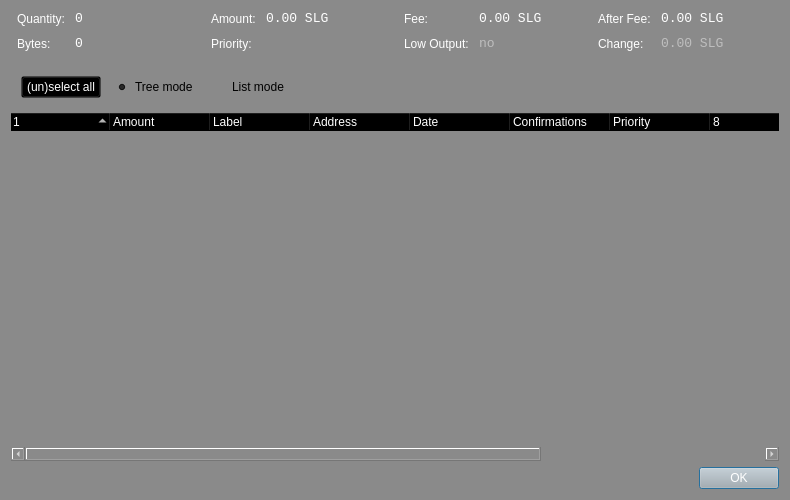
Before: the Qt Designer form src/qt/forms/coincontroldialog.ui in Sterlingcoin/Sterlingcoin-1.7-Release, drawn with Qt 5.
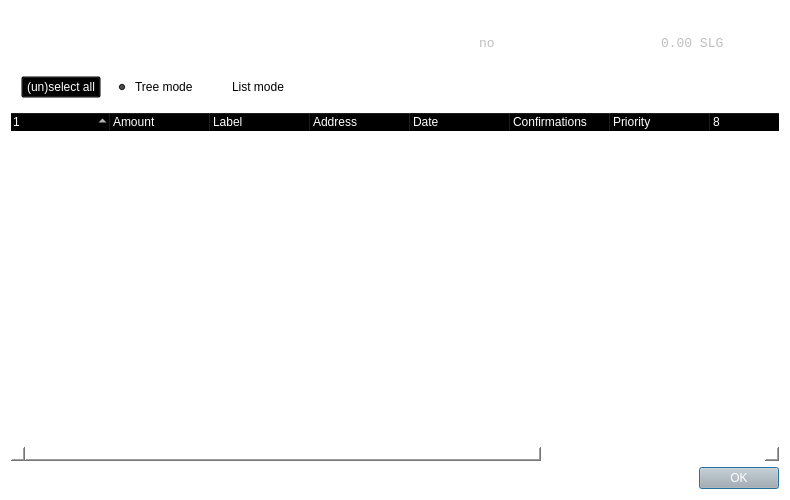
After: the same form once the commit is applied. Custom widgets are drawn as their Qt base class.

The edit to the form file:
```diff
--- a/src/qt/forms/coincontroldialog.ui
+++ b/src/qt/forms/coincontroldialog.ui
@@ -112,9 +112,9 @@
      <colorrole role="Window">
       <brush brushstyle="SolidPattern">
        <color alpha="255">
-        <red>138</red>
-        <green>138</green>
-        <blue>138</blue>
+        <red>255</red>
+        <green>255</green>
+        <blue>255</blue>
        </color>
       </brush>
      </colorrole>
@@ -127,21 +127,12 @@
        </color>
       </brush>
      </colorrole>
-     <colorrole role="AlternateBase">
-      <brush brushstyle="SolidPattern">
-       <color alpha="255">
-        <red>196</red>
-        <green>196</green>
-        <blue>196</blue>
-       </color>
-      </brush>
-     </colorrole>
      <colorrole role="ToolTipBase">
       <brush brushstyle="SolidPattern">
        <color alpha="255">
-        <red>138</red>
-        <green>138</green>
-        <blue>138</blue>
+        <red>0</red>
+        <green>0</green>
+        <blue>0</blue>
        </color>
       </brush>
      </colorrole>
@@ -249,9 +240,9 @@
      <colorrole role="Window">
       <brush brushstyle="SolidPattern">
        <color alpha="255">
-        <red>138</red>
-        <green>138</green>
-        <blue>138</blue>
+        <red>255</red>
+        <green>255</green>
+        <blue>255</blue>
        </color>
       </brush>
      </colorrole>
@@ -264,21 +255,12 @@
        </color>
       </brush>
      </colorrole>
-     <colorrole role="AlternateBase">
-      <brush brushstyle="SolidPattern">
-       <color alpha="255">
-        <red>196</red>
-        <green>196</green>
-        <blue>196</blue>
-       </color>
-      </brush>
-     </colorrole>
      <colorrole role="ToolTipBase">
       <brush brushstyle="SolidPattern">
        <color alpha="255">
-        <red>138</red>
-        <green>138</green>
-        <blue>138</blue>
+        <red>0</red>
+        <green>0</green>
+        <blue>0</blue>
        </color>
       </brush>
      </colorrole>
@@ -377,18 +359,18 @@
      <colorrole role="Base">
       <brush brushstyle="SolidPattern">
        <color alpha="255">
-        <red>138</red>
-        <green>138</green>
-        <blue>138</blue>
+        <red>255</red>
+        <green>255</green>
+        <blue>255</blue>
        </color>
       </brush>
      </colorrole>
      <colorrole role="Window">
       <brush brushstyle="SolidPattern">
        <color alpha="255">
-        <red>138</red>
-        <green>138</green>
-        <blue>138</blue>
+        <red>255</red>
+        <green>255</green>
+        <blue>255</blue>
        </color>
       </brush>
      </colorrole>
@@ -401,21 +383,12 @@
        </color>
       </brush>
      </colorrole>
-     <colorrole role="AlternateBase">
-      <brush brushstyle="SolidPattern">
-       <color alpha="255">
-        <red>138</red>
-        <green>138</green>
-        <blue>138</blue>
-       </color>
-      </brush>
-     </colorrole>
      <colorrole role="ToolTipBase">
       <brush brushstyle="SolidPattern">
        <color alpha="255">
-        <red>138</red>
-        <green>138</green>
-        <blue>138</blue>
+        <red>0</red>
+        <green>0</green>
+        <blue>0</blue>
        </color>
       </brush>
      </colorrole>
@@ -2330,33 +2303,24 @@
           </color>
          </brush>
         </colorrole>
-        <colorrole role="AlternateBase">
-         <brush brushstyle="SolidPattern">
-          <color alpha="255">
-           <red>196</red>
-           <green>196</green>
-           <blue>196</blue>
-          </color>
-         </brush>
-        </colorrole>
         <colorrole role="ToolTipBase">
          <brush brushstyle="SolidPattern">
           <color alpha="255">
-           <red>255</red>
-           <green>255</green>
-           <blue>220</blue>
-          </color>
-         </brush>
-        </colorrole>
-        <colorrole role="ToolTipText">
-         <brush brushstyle="SolidPattern">
-          <color alpha="255">
            <red>0</red>
            <green>0</green>
            <blue>0</blue>
           </color>
          </brush>
         </colorrole>
+        <colorrole role="ToolTipText">
+         <brush brushstyle="SolidPattern">
+          <color alpha="255">
+           <red>255</red>
+           <green>255</green>
+           <blue>255</blue>
+          </color>
+         </brush>
+        </colorrole>
        </active>
        <inactive>
         <colorrole role="WindowText">
@@ -2467,15 +2431,6 @@
           </color>
          </brush>
         </colorrole>
-        <colorrole role="AlternateBase">
-         <brush brushstyle="SolidPattern">
-          <color alpha="255">
-           <red>196</red>
-           <green>196</green>
-           <blue>196</blue>
-          </color>
-         </brush>
-        </colorrole>
         <colorrole role="ToolTipBase">
          <brush brushstyle="SolidPattern">
           <color alpha="255">
@@ -2604,33 +2559,24 @@
           </color>
          </brush>
         </colorrole>
-        <colorrole role="AlternateBase">
-         <brush brushstyle="SolidPattern">
-          <color alpha="255">
-           <red>138</red>
-           <green>138</green>
-           <blue>138</blue>
-          </color>
-         </brush>
-        </colorrole>
         <colorrole role="ToolTipBase">
          <brush brushstyle="SolidPattern">
           <color alpha="255">
-           <red>255</red>
-           <green>255</green>
-           <blue>220</blue>
-          </color>
-         </brush>
-        </colorrole>
-        <colorrole role="ToolTipText">
-         <brush brushstyle="SolidPattern">
-          <color alpha="255">
            <red>0</red>
            <green>0</green>
            <blue>0</blue>
           </color>
          </brush>
         </colorrole>
+        <colorrole role="ToolTipText">
+         <brush brushstyle="SolidPattern">
+          <color alpha="255">
+           <red>255</red>
+           <green>255</green>
+           <blue>255</blue>
+          </color>
+         </brush>
+        </colorrole>
        </disabled>
       </palette>
      </property>
@@ -2638,7 +2584,7 @@
       <enum>Qt::CustomContextMenu</enum>
      </property>
      <property name="autoFillBackground">
-      <bool>true</bool>
+      <bool>false</bool>
      </property>
      <property name="styleSheet">
       <string notr="true">background: transparent;
```
Left out of the diff: 2 changed lines with no effect on the pictures.
